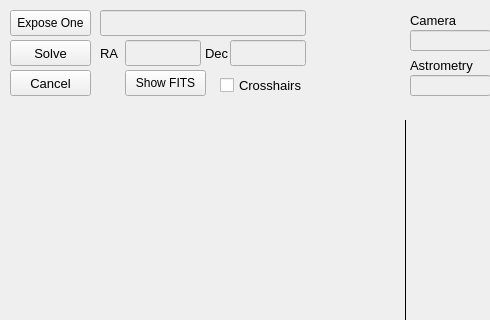
The window that mountwizzard/gui/image_window_ui.ui (sayitfast/MountWizzard3) describes before a commit, drawn with Qt 5; both pictures show x 0 to 490 and y 0 to 320 of the 791 by 641 pixel window.
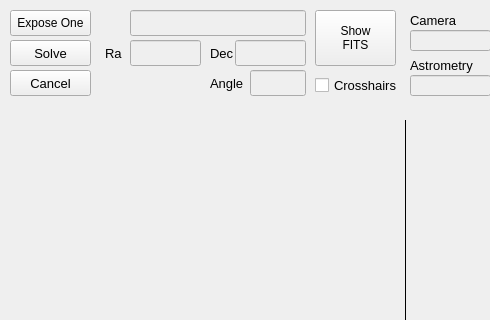
The same window after the commit.

Patch:
```diff
--- a/mountwizzard/gui/image_window_ui.ui
+++ b/mountwizzard/gui/image_window_ui.ui
@@ -494,9 +494,9 @@
    </property>
    <property name="geometry">
     <rect>
-     <x>100</x>
+     <x>130</x>
      <y>10</y>
-     <width>206</width>
+     <width>176</width>
      <height>26</height>
     </rect>
    </property>
@@ -536,9 +536,9 @@
    </property>
    <property name="geometry">
     <rect>
-     <x>125</x>
+     <x>130</x>
      <y>40</y>
-     <width>76</width>
+     <width>71</width>
      <height>26</height>
     </rect>
    </property>
@@ -577,9 +577,9 @@
    </property>
    <property name="geometry">
     <rect>
-     <x>230</x>
+     <x>235</x>
      <y>40</y>
-     <width>76</width>
+     <width>71</width>
      <height>26</height>
     </rect>
    </property>
@@ -619,23 +619,24 @@
    </property>
    <property name="geometry">
     <rect>
-     <x>125</x>
-     <y>70</y>
+     <x>315</x>
+     <y>10</y>
      <width>81</width>
-     <height>26</height>
+     <height>56</height>
     </rect>
    </property>
    <property name="toolTip">
     <string>&lt;html&gt;&lt;head/&gt;&lt;body&gt;&lt;p&gt;Single exposure&lt;/p&gt;&lt;/body&gt;&lt;/html&gt;</string>
    </property>
    <property name="text">
-    <string>Show FITS</string>
+    <string>Show
+FITS</string>
    </property>
   </widget>
   <widget class="QLabel" name="label_85">
    <property name="geometry">
     <rect>
-     <x>100</x>
+     <x>105</x>
      <y>40</y>
      <width>26</width>
      <height>26</height>
@@ -647,13 +648,13 @@
     </font>
    </property>
    <property name="text">
-    <string>RA</string>
+    <string>Ra</string>
    </property>
   </widget>
   <widget class="QLabel" name="label_86">
    <property name="geometry">
     <rect>
-     <x>205</x>
+     <x>210</x>
      <y>40</y>
      <width>26</width>
      <height>26</height>
@@ -737,7 +738,7 @@
   <widget class="QCheckBox" name="checkShowCrosshairs">
    <property name="geometry">
     <rect>
-     <x>220</x>
+     <x>315</x>
      <y>75</y>
      <width>86</width>
      <height>20</height>
@@ -758,6 +759,65 @@
     <bool>false</bool>
    </property>
   </widget>
+  <widget class="QLineEdit" name="le_RaJ2000_2">
+   <property name="enabled">
+    <bool>false</bool>
+   </property>
+   <property name="geometry">
+    <rect>
+     <x>250</x>
+     <y>70</y>
+     <width>56</width>
+     <height>26</height>
+    </rect>
+   </property>
+   <property name="font">
+    <font>
+     <pointsize>10</pointsize>
+     <weight>50</weight>
+     <bold>false</bold>
+    </font>
+   </property>
+   <property name="mouseTracking">
+    <bool>false</bool>
+   </property>
+   <property name="focusPolicy">
+    <enum>Qt::NoFocus</enum>
+   </property>
+   <property name="acceptDrops">
+    <bool>false</bool>
+   </property>
+   <property name="toolTip">
+    <string>&lt;html&gt;&lt;head/&gt;&lt;body&gt;&lt;p&gt;&lt;span style=&quot; font-weight:400;&quot;&gt;Shows the solved RA of image in J2000 coordinates&lt;/span&gt;&lt;/p&gt;&lt;/body&gt;&lt;/html&gt;</string>
+   </property>
+   <property name="text">
+    <string/>
+   </property>
+   <property name="alignment">
+    <set>Qt::AlignLeading|Qt::AlignLeft|Qt::AlignVCenter</set>
+   </property>
+   <property name="readOnly">
+    <bool>true</bool>
+   </property>
+  </widget>
+  <widget class="QLabel" name="label_87">
+   <property name="geometry">
+    <rect>
+     <x>210</x>
+     <y>70</y>
+     <width>41</width>
+     <height>26</height>
+    </rect>
+   </property>
+   <property name="font">
+    <font>
+     <pointsize>10</pointsize>
+    </font>
+   </property>
+   <property name="text">
+    <string>Angle</string>
+   </property>
+  </widget>
   <zorder>imageBackground</zorder>
   <zorder>image</zorder>
   <zorder>btn_expose</zorder>
```
Left out of the diff: 2 changed lines with no effect on the pictures.
